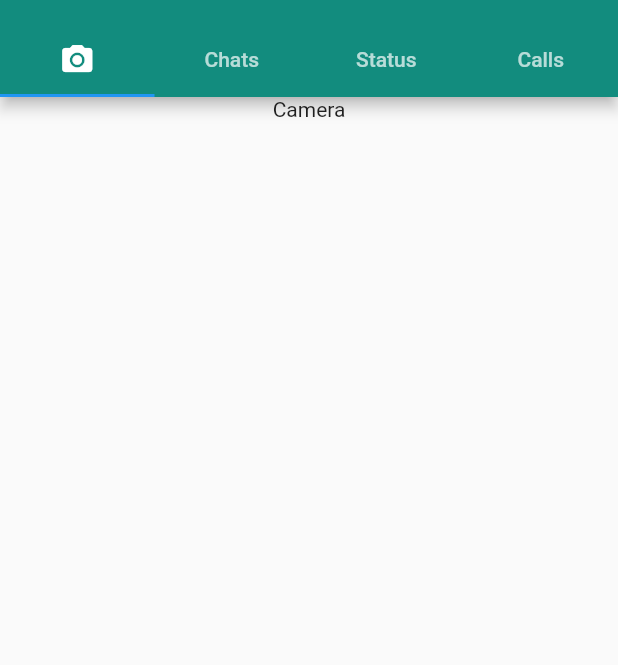
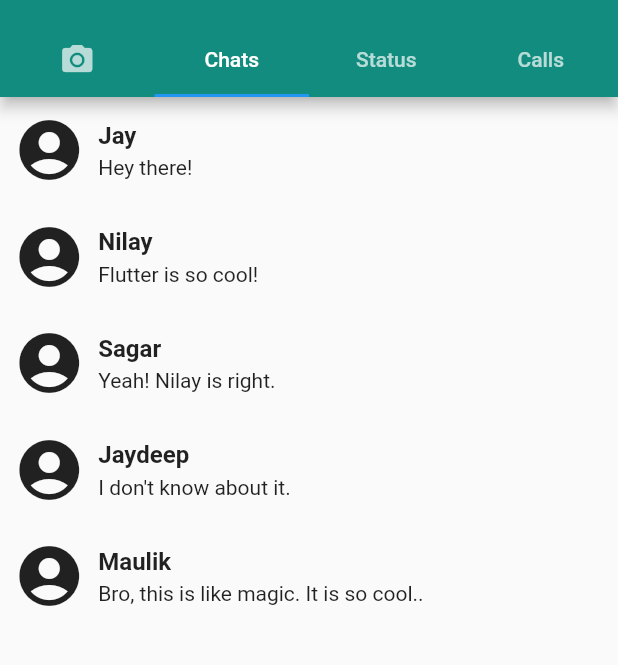
Before and after one commit to jnpatel2811/whatsapp_clone_app, a Flutter app: the screen it shows after launch, on a phone screen of 412 x 824 dp, the part 59-724 px from its top. Run offline on Flutter 3.47's test engine with Material 2 defaults, Android fonts, the phone set to English and light mode, and no system bars.

Commit message:
Added list view to show chats with dummy data

```diff
--- /dev/null
+++ b/lib/UserData.dart
@@ -0,0 +1,6 @@
+class UserData {
+  String name;
+  String message;
+
+  UserData(this.name, this.message);
+}
--- a/lib/home_page.dart
+++ b/lib/home_page.dart
@@ -1,4 +1,5 @@
 import 'package:flutter/material.dart';
+import 'package:whatsapp_clone_app/UserData.dart';
 
 class HomePage extends StatefulWidget {
   @override
@@ -6,14 +7,26 @@ class HomePage extends StatefulWidget {
 }
 
 class _HomePageState extends State<HomePage> {
+  var demoChatData = [
+    UserData("Jay", "Hey there!"),
+    UserData("Nilay", "Flutter is so cool!"),
+    UserData("Sagar", "Yeah! Nilay is right."),
+    UserData("Jaydeep", "I don't know about it."),
+    UserData("Maulik", "Bro, this is like magic. It is so cool.."),
+  ];
+
   @override
   Widget build(BuildContext context) {
     return DefaultTabController(
       length: 4,
+      initialIndex: 1,
       child: Scaffold(
         appBar: AppBar(
           backgroundColor: Color(0xFF128C7E),
-          title: Text("Whatsapp", textAlign: TextAlign.left,),
+          title: Text(
+            "Whatsapp",
+            textAlign: TextAlign.left,
+          ),
           centerTitle: false,
           actions: <Widget>[
             Padding(
@@ -26,10 +39,18 @@ class _HomePageState extends State<HomePage> {
             ),
           ],
           bottom: TabBar(tabs: [
-            Tab(child: Icon(Icons.camera_alt),),
-            Tab(child: Text("Chats"),),
-            Tab(child: Text("Status"),),
-            Tab(child: Text("Calls"),),
+            Tab(
+              child: Icon(Icons.camera_alt),
+            ),
+            Tab(
+              child: Text("Chats"),
+            ),
+            Tab(
+              child: Text("Status"),
+            ),
+            Tab(
+              child: Text("Calls"),
+            ),
           ]),
         ),
         body: TabBarView(children: [
@@ -44,17 +65,57 @@ class _HomePageState extends State<HomePage> {
 
   Widget _buildCameraLayout() {
     return Column(
+      mainAxisAlignment: MainAxisAlignment.center,
       children: <Widget>[
-        Text("Camera"),
+        Icon(Icons.camera_alt),
       ],
     );
   }
 
   Widget _buildChatsLayout() {
-    return Column(
-      children: <Widget>[
-        Text("Chats"),
-      ],
+    return ListView.builder(
+      itemCount: demoChatData.length,
+      itemBuilder: (context, position) {
+        return Padding(
+          padding: const EdgeInsets.all(8.0),
+          child: Row(
+                children: <Widget>[
+                  Expanded(
+                    child: Icon(
+                      Icons.account_circle,
+                      size: 48.0,
+                    ),
+                    flex: 1,
+                  ),
+                  Expanded(
+                    flex: 7,
+                    child: Padding(
+                      padding: const EdgeInsets.all(8.0),
+                      child: Column(
+                        crossAxisAlignment: CrossAxisAlignment.start,
+                        children: <Widget>[
+                          Text(
+                            demoChatData[position].name,
+                            style: TextStyle(
+                              fontWeight: FontWeight.bold,
+                              fontSize: 16.0,
+                            ),
+                          ),
+                          Padding(
+                            padding: const EdgeInsets.only(top: 4.0),
+                            child: Text(demoChatData[position].message,
+                                style: TextStyle(
+                                  fontSize: 14.0,
+                                )),
+                          ),
+                        ],
+                      ),
+                    ),
+                  ),
+                ],
+              ),
+        );
+      },
     );
   }
 
```
